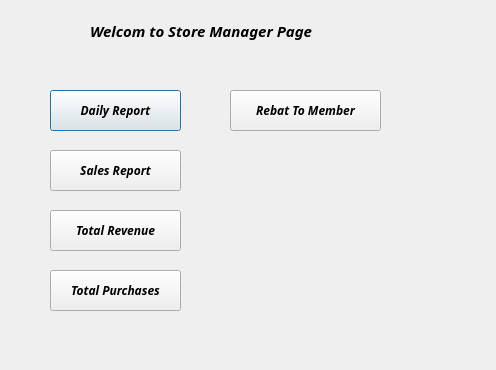
Ling2251/CS1C-Bulk-Club-Project, file storemanager.ui: the form before one commit.
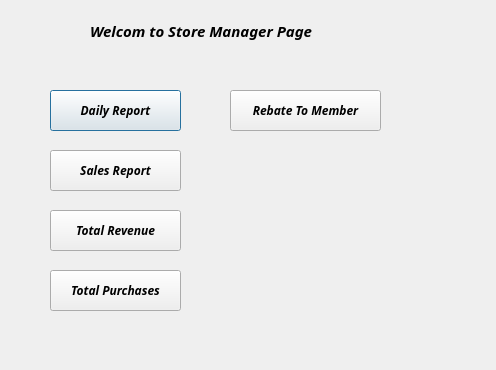
The form after the commit.

Commit message: Create a class for daily report in managerdailyreport.ui

The edit to the form file:
```diff
--- a/storemanager.ui
+++ b/storemanager.ui
@@ -142,7 +142,7 @@
     </font>
    </property>
    <property name="text">
-    <string>Rebat To Member</string>
+    <string>Rebate To Member</string>
    </property>
   </widget>
  </widget>
```
Left out of the diff: 8 changed lines with no effect on the pictures. The commit also changes 7 other files.
